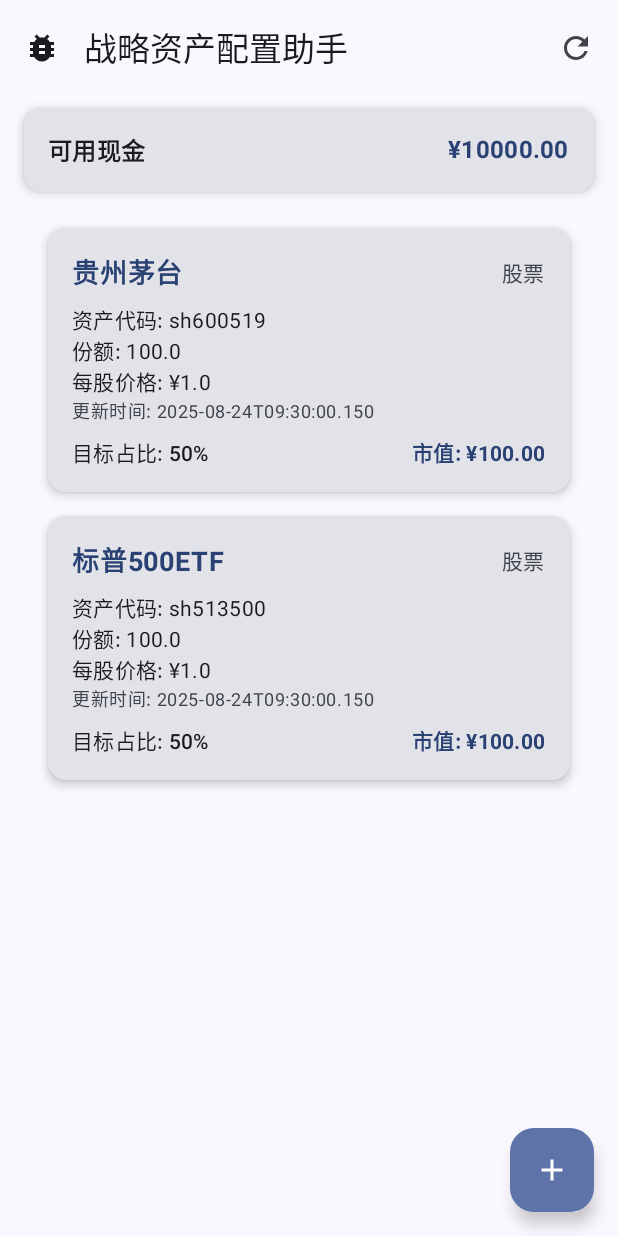
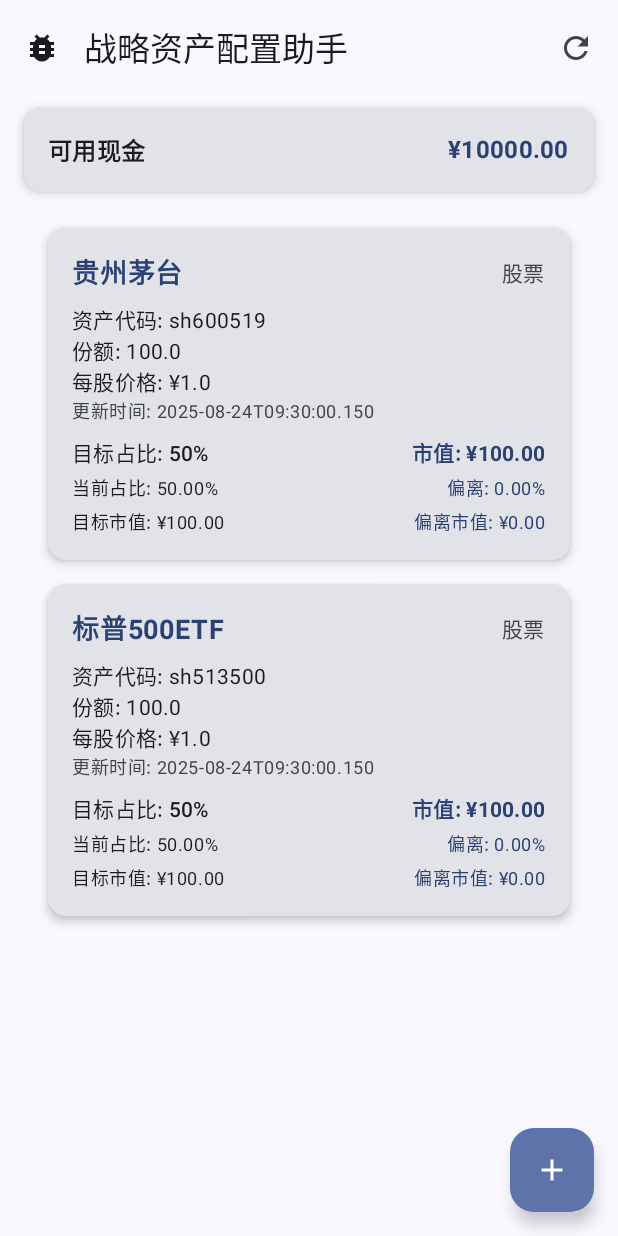
Before and after one commit to supplient/SAAA, an Android app built with Jetpack Compose: the screen it shows after launch (MainActivity), on a phone screen of 412 x 824 dp. Run offline under Robolectric (Android 15) with nearby library versions, the phone set to English and light mode, and no system bars; our stand-ins replace Dagger/Hilt's generated code, Room's generated code.

Commit message:
完成里程碑5：显示资产分析数据

```diff
--- a/StrategicAssetAllocationAssistant/app/src/main/java/com/example/strategicassetallocationassistant/AssetListScreen.kt
+++ b/StrategicAssetAllocationAssistant/app/src/main/java/com/example/strategicassetallocationassistant/AssetListScreen.kt
@@ -35,8 +35,7 @@
 // 显示单个资产的组件
 @Composable
 fun AssetItem(
-    asset: Asset,
-    marketValue: Double, // 直接接收预先计算好的市值
+    analysis: PortfolioViewModel.AssetAnalysis,
     onClick: () -> Unit,
     modifier: Modifier = Modifier
 ) {
@@ -59,13 +58,13 @@
                 verticalAlignment = Alignment.CenterVertically
             ) {
                 Text(
-                    text = asset.name,
+                    text = analysis.asset.name,
                     fontSize = 18.sp,
                     fontWeight = FontWeight.Bold,
                     color = MaterialTheme.colorScheme.primary
                 )
                 Text(
-                    text = when (asset.type) {
+                    text = when (analysis.asset.type) {
                         AssetType.MONEY_FUND -> "货币基金"
                         AssetType.OFFSHORE_FUND -> "场外基金"
                         AssetType.STOCK -> "股票"
@@ -78,22 +77,22 @@
             Spacer(modifier = Modifier.height(8.dp))
 
             // 持仓信息显示
-            asset.code?.let {
+            analysis.asset.code?.let {
                 Text("资产代码: $it", style = MaterialTheme.typography.bodyMedium)
             }
-            asset.shares?.let {
+            analysis.asset.shares?.let {
                 Text("份额: $it", style = MaterialTheme.typography.bodyMedium)
             }
-            when (asset.type) {
-                AssetType.STOCK -> asset.unitValue?.let {
+            when (analysis.asset.type) {
+                AssetType.STOCK -> analysis.asset.unitValue?.let {
                     Text("每股价格: ¥$it", style = MaterialTheme.typography.bodyMedium)
                 }
-                AssetType.OFFSHORE_FUND -> asset.unitValue?.let {
+                AssetType.OFFSHORE_FUND -> analysis.asset.unitValue?.let {
                     Text("净值: $it", style = MaterialTheme.typography.bodyMedium)
                 }
                 else -> {}
             }
-            asset.lastUpdateTime?.let {
+            analysis.asset.lastUpdateTime?.let {
                 Text("更新时间: $it", style = MaterialTheme.typography.bodySmall, color = MaterialTheme.colorScheme.onSurfaceVariant)
             }
 
@@ -105,15 +104,49 @@
                 horizontalArrangement = Arrangement.SpaceBetween
             ) {
                 Text(
-                    text = "目标占比: ${(asset.targetWeight * 100).toInt()}%",
+                    text = "目标占比: ${(analysis.asset.targetWeight * 100).toInt()}%",
                     style = MaterialTheme.typography.bodyMedium,
                     fontWeight = FontWeight.Medium
                 )
                 Text(
-                    text = "市值: ¥${String.format("%.2f", marketValue)}", // 使用传入的市值
+                    text = "市值: ¥${String.format("%.2f", analysis.marketValue)}", // 使用分析中的市值
                     style = MaterialTheme.typography.bodyMedium,
                     fontWeight = FontWeight.Bold,
                     color = MaterialTheme.colorScheme.primary
+                )
+            }
+
+            Spacer(modifier = Modifier.height(4.dp))
+            // 当前占比和偏离度
+            Row(
+                modifier = Modifier.fillMaxWidth(),
+                horizontalArrangement = Arrangement.SpaceBetween
+            ) {
+                Text(
+                    text = "当前占比: ${(analysis.currentWeight * 100).let { String.format("%.2f", it) }}%",
+                    style = MaterialTheme.typography.bodySmall
+                )
+                Text(
+                    text = "偏离: ${(analysis.deviationPct * 100).let { String.format("%.2f", it) }}%",
+                    style = MaterialTheme.typography.bodySmall,
+                    color = if (analysis.deviationPct >= 0) MaterialTheme.colorScheme.primary else MaterialTheme.colorScheme.error
+                )
+            }
+
+            Spacer(modifier = Modifier.height(4.dp))
+            // 目标市值与偏离市值
+            Row(
+                modifier = Modifier.fillMaxWidth(),
+                horizontalArrangement = Arrangement.SpaceBetween
+            ) {
+                Text(
+                    text = "目标市值: ¥${String.format("%.2f", analysis.targetMarketValue)}",
+                    style = MaterialTheme.typography.bodySmall
+                )
+                Text(
+                    text = "偏离市值: ¥${String.format("%.2f", analysis.deviationValue)}",
+                    style = MaterialTheme.typography.bodySmall,
+                    color = if (analysis.deviationValue >= 0) MaterialTheme.colorScheme.primary else MaterialTheme.colorScheme.error
                 )
             }
         }
@@ -130,7 +163,9 @@
     onOpenApiTest: () -> Unit = {}
 ) {
     val portfolio by viewModel.portfolioState.collectAsState() // 观察顶层Portfolio状态
-    val assetId2Value by viewModel.assetId2Value.collectAsState() // 获取市值映射表
+    val analyses by viewModel.assetAnalyses.collectAsState()
+
+    // 旧 assetId2Value 不再需要
 
     Box(modifier = modifier.fillMaxSize()) {
         // TopAppBar with Refresh
@@ -188,13 +223,10 @@
             LazyColumn(
                 modifier = Modifier.fillMaxSize()
             ) {
-                items(portfolio.assets) { asset -> // 使用从Portfolio中解构出的assets列表
-                    // 从映射表中查找当前资产的市值，如果找不到则默认为0.0
-                    val value = assetId2Value[asset.id] ?: 0.0
+                items(analyses) { analysis ->
                     AssetItem(
-                        asset = asset,
-                        marketValue = value,
-                        onClick = { onEditAsset(asset.id) },
+                        analysis = analysis,
+                        onClick = { onEditAsset(analysis.asset.id) },
                         modifier = Modifier,
                     )
                 }
--- a/StrategicAssetAllocationAssistant/app/src/main/java/com/example/strategicassetallocationassistant/PortfolioViewModel.kt
+++ b/StrategicAssetAllocationAssistant/app/src/main/java/com/example/strategicassetallocationassistant/PortfolioViewModel.kt
@@ -8,6 +8,7 @@
 import kotlinx.coroutines.flow.map
 import kotlinx.coroutines.flow.SharingStarted
 import kotlinx.coroutines.flow.stateIn
+import kotlinx.coroutines.flow.combine
 import java.time.LocalDateTime
 import java.util.UUID
 import javax.inject.Inject
@@ -54,6 +55,42 @@
         initialValue = emptyMap()
     )
 
+    /**
+     * Asset level analytics calculated based on current market value and target weight.
+     */
+    data class AssetAnalysis(
+        val asset: Asset,
+        val marketValue: Double,
+        val currentWeight: Double,          // 当前占比 (0-1)
+        val deviationPct: Double,           // 与目标占比的偏离 (正:+ 负:-)
+        val targetMarketValue: Double,      // 目标市值
+        val deviationValue: Double          // 与目标市值的偏离 (正:超出 负:不足)
+    )
+
+    /** AssetAnalysis 列表 Flow */
+    val assetAnalyses: StateFlow<List<AssetAnalysis>> = assets.map { assetList ->
+        val totalMarketValue = assetList.sumOf { it.currentMarketValue }
+        assetList.map { asset ->
+            val value = asset.currentMarketValue
+            val weight = if (totalMarketValue > 0) value / totalMarketValue else 0.0
+            val deviationPct = weight - asset.targetWeight
+            val targetValue = totalMarketValue * asset.targetWeight
+            val deviationValue = value - targetValue
+            AssetAnalysis(
+                asset = asset,
+                marketValue = value,
+                currentWeight = weight,
+                deviationPct = deviationPct,
+                targetMarketValue = targetValue,
+                deviationValue = deviationValue
+            )
+        }
+    }.stateIn(
+        scope = viewModelScope,
+        started = SharingStarted.WhileSubscribed(5000),
+        initialValue = emptyList()
+    )
+
     /** 手动刷新市场数据 */
     fun refreshMarketData() {
         viewModelScope.launch {
```
Also changed, not shown: 1 other file.
